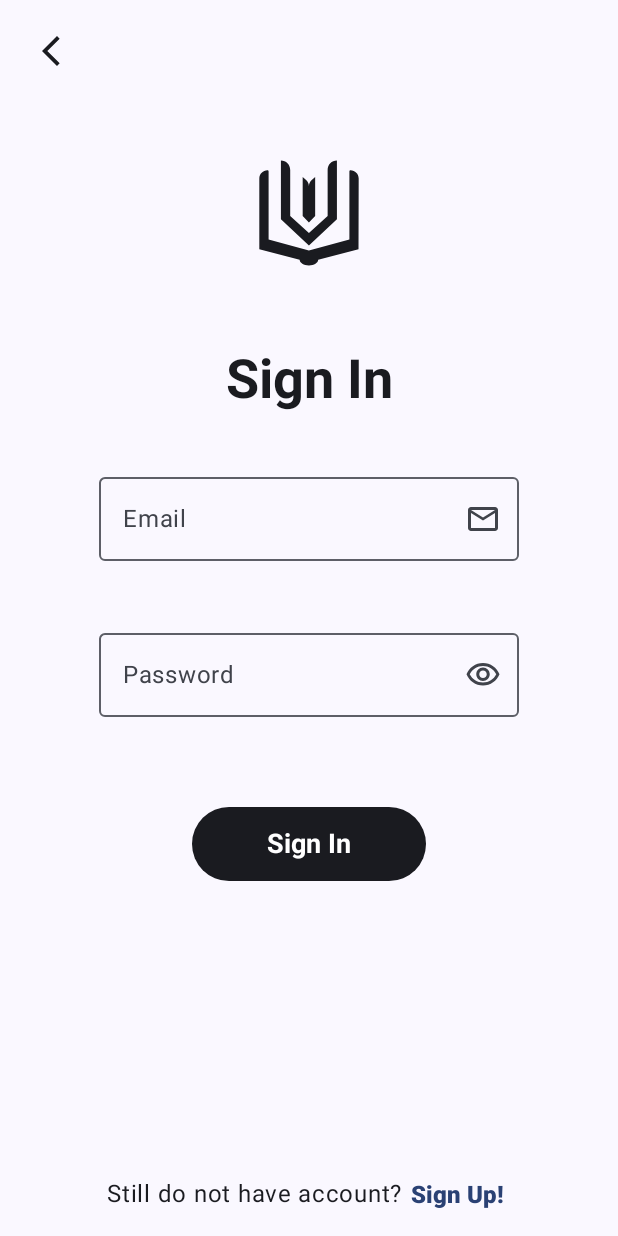
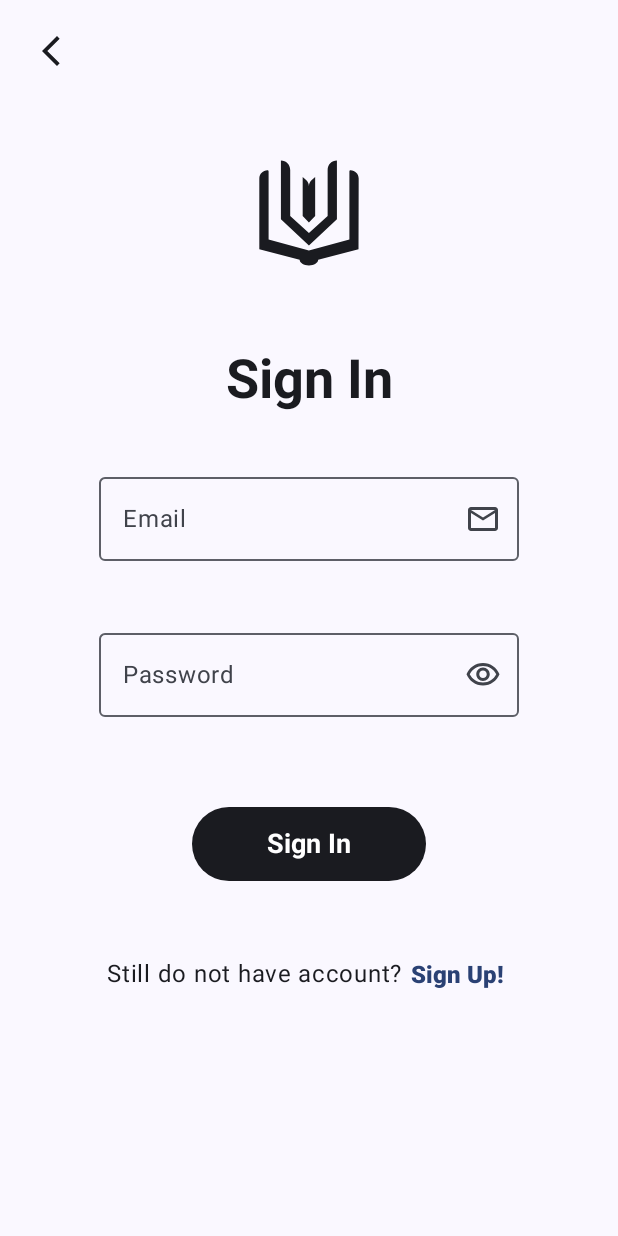
Before and after one commit to almerti/Egline, an Android app built with Jetpack Compose: the LoginScreen screen opened through its navigation route, on a phone screen of 412 x 824 dp. Run offline under Robolectric (Android 15) with nearby library versions, the phone set to English and light mode, and no system bars; our stand-ins replace Dagger/Hilt's generated code.

Commit message:
User tabs page (not final)

```diff
--- /dev/null
+++ b/app/src/main/java/almerti/egline/feature/favorite/BookItem.kt
@@ -0,0 +1,6 @@
+package almerti.egline.feature.favorite
+
+data class BookItem(
+    val bookId: Int,
+    val bookTitle: String,
+)
--- /dev/null
+++ b/app/src/main/java/almerti/egline/feature/favorite/FavoriteNavigator.kt
@@ -0,0 +1,16 @@
+package almerti.egline.feature.favorite
+
+import androidx.hilt.navigation.compose.hiltViewModel
+import androidx.navigation.NavGraphBuilder
+import androidx.navigation.compose.composable
+
+internal const val FAVORITE_ROUTE = "favorite"
+
+internal fun NavGraphBuilder.favoriteScreen() {
+    composable(FAVORITE_ROUTE) {
+        val viewModel: FavoriteViewModel = hiltViewModel<FavoriteViewModel>()
+        FavoriteScreen(
+            viewModel = viewModel,
+        )
+    }
+}
--- /dev/null
+++ b/app/src/main/java/almerti/egline/feature/favorite/FavoriteRoute.kt
@@ -0,0 +1,20 @@
+package almerti.egline.feature.favorite
+
+import androidx.navigation.NavController
+import androidx.navigation.NavGraphBuilder
+import androidx.navigation.navigation
+
+const val FAVORITE_GRAPH_ROUTE = "favorite_route"
+
+fun NavController.navigateToFavoriteGraph() {
+    navigate(FAVORITE_GRAPH_ROUTE)
+}
+
+fun NavGraphBuilder.favoriteGraph() {
+    navigation(
+        route = FAVORITE_GRAPH_ROUTE,
+        startDestination = FAVORITE_ROUTE,
+    ) {
+        favoriteScreen()
+    }
+}
--- a/app/src/main/java/almerti/egline/feature/login/LoginScreen.kt
+++ b/app/src/main/java/almerti/egline/feature/login/LoginScreen.kt
@@ -28,8 +28,11 @@ import androidx.compose.ui.unit.sp
 import almerti.egline.ui.components.PasswordField
 import android.annotation.SuppressLint
 import android.graphics.drawable.Icon
+import androidx.compose.foundation.layout.IntrinsicSize
 import androidx.compose.foundation.layout.Spacer
 import androidx.compose.foundation.layout.fillMaxWidth
+import androidx.compose.foundation.rememberScrollState
+import androidx.compose.foundation.verticalScroll
 import androidx.compose.material.icons.Icons
 import androidx.compose.material.icons.outlined.Deck
 import androidx.compose.material.icons.outlined.Email
@@ -52,7 +55,8 @@ fun LoginScreen(
         Column(
             modifier = Modifier
                 .padding(16.dp)
-                .fillMaxSize(),
+                .fillMaxSize()
+                .verticalScroll(rememberScrollState()),
             horizontalAlignment = Alignment.CenterHorizontally,
         ) {
             val state = viewModel.state
@@ -118,7 +122,6 @@ fun LoginScreen(
                         viewModel.onEvent(LoginFormEvent.Submit)
                     },
                 )
-                Spacer(modifier = Modifier.weight(1f))
                 AuthBottomMessage(
                     text1 = stringResource(id = R.string.register_message_part1),
                     text2 = stringResource(id = R.string.register_message_part2),
--- a/app/src/main/java/almerti/egline/feature/register/RegisterScreen.kt
+++ b/app/src/main/java/almerti/egline/feature/register/RegisterScreen.kt
@@ -27,6 +27,8 @@ import androidx.compose.ui.unit.sp
 import almerti.egline.ui.components.PasswordField
 import android.annotation.SuppressLint
 import androidx.compose.foundation.layout.fillMaxWidth
+import androidx.compose.foundation.rememberScrollState
+import androidx.compose.foundation.verticalScroll
 import androidx.compose.material.icons.Icons
 import androidx.compose.material.icons.outlined.Email
 import androidx.compose.material.icons.outlined.Person
@@ -48,7 +50,8 @@ fun RegisterScreen(
         Column(
             modifier = Modifier
                 .padding(16.dp)
-                .fillMaxSize(),
+                .fillMaxSize()
+                .verticalScroll(rememberScrollState()),
             horizontalAlignment = Alignment.CenterHorizontally,
         ) {
             val state = viewModel.state
--- a/app/src/main/java/almerti/egline/navigation/RootNavHost.kt
+++ b/app/src/main/java/almerti/egline/navigation/RootNavHost.kt
@@ -19,7 +19,6 @@ import androidx.navigation.compose.rememberNavController
 
 @Composable
 fun RootNavHost(
-    modifier: Modifier = Modifier,
     rootController: NavHostController = rememberNavController(),
 ) {
     NavHost(
--- a/app/src/main/java/almerti/egline/navigation/navbar/MenuNavBarState.kt
+++ b/app/src/main/java/almerti/egline/navigation/navbar/MenuNavBarState.kt
@@ -1,5 +1,6 @@
 package almerti.egline.navigation.navbar
 
+import almerti.egline.feature.favorite.FAVORITE_GRAPH_ROUTE
 import almerti.egline.feature.settings.SETTINGS_GRAPH_ROUTE
 import android.annotation.SuppressLint
 import androidx.compose.runtime.Composable
@@ -13,13 +14,12 @@ import kotlinx.coroutines.flow.map
 
 const val CATALOG_BROWSER_GRAPH_ROUTE = "catalog_browser"
 const val SAVED_GRAPH_ROUTE = "saved"
-const val FAVORITES_GRAPH_ROUTE = "favorites"
 const val PROFILE_GRAPH_ROUTE = "profile"
 
 @Stable
-internal class NavigationBarState(private val navController : NavController) {
+internal class NavigationBarState(private val navController: NavController) {
     private val navigationBarRoutes = listOf(
-        FAVORITES_GRAPH_ROUTE,
+        FAVORITE_GRAPH_ROUTE,
         CATALOG_BROWSER_GRAPH_ROUTE,
         SAVED_GRAPH_ROUTE,
         PROFILE_GRAPH_ROUTE,
@@ -28,7 +28,7 @@ internal class NavigationBarState(private val navController : NavController) {
 
 
     @SuppressLint("RestrictedApi")
-    fun isRouteSelected(route : String) : Flow<Boolean> {
+    fun isRouteSelected(route: String): Flow<Boolean> {
         return navController.currentBackStack.map {backStack ->
             backStack
                 .map {it.destination.route}
@@ -38,7 +38,7 @@ internal class NavigationBarState(private val navController : NavController) {
     }
 
 
-    fun openRoute(route : String) {
+    fun openRoute(route: String) {
         navController.navigate(route) {
             popUpTo(navController.graph.findStartDestination().id) {
                 saveState = true
@@ -50,7 +50,7 @@ internal class NavigationBarState(private val navController : NavController) {
 }
 
 @Composable
-internal fun rememberNavigationBarState(navController : NavController) : NavigationBarState {
+internal fun rememberNavigationBarState(navController: NavController): NavigationBarState {
     return remember(navController) {
         NavigationBarState(navController)
     }
--- a/app/src/main/java/almerti/egline/navigation/navbar/MenuNavHost.kt
+++ b/app/src/main/java/almerti/egline/navigation/navbar/MenuNavHost.kt
@@ -1,5 +1,7 @@
 package almerti.egline.navigation.navbar
 
+import almerti.egline.feature.favorite.FAVORITE_GRAPH_ROUTE
+import almerti.egline.feature.favorite.favoriteGraph
 import almerti.egline.feature.settings.settingsGraph
 import androidx.compose.foundation.layout.Arrangement
 import androidx.compose.foundation.layout.Column
@@ -31,9 +33,7 @@ fun MenuNavHost(
             startDestination = CATALOG_BROWSER_GRAPH_ROUTE,
         ) {
 
-            composable(FAVORITES_GRAPH_ROUTE) {
-                BooksScreen(navController)
-            }
+            favoriteGraph()
 
             composable(SAVED_GRAPH_ROUTE) {
                 SavedScreen(navController)
--- a/app/src/main/java/almerti/egline/navigation/navbar/NavigationBar.kt
+++ b/app/src/main/java/almerti/egline/navigation/navbar/NavigationBar.kt
@@ -1,5 +1,6 @@
 package almerti.egline.navigation.navbar
 
+import almerti.egline.feature.favorite.FAVORITE_GRAPH_ROUTE
 import almerti.egline.feature.settings.SETTINGS_GRAPH_ROUTE
 import androidx.compose.animation.AnimatedContent
 import androidx.compose.animation.core.tween
@@ -34,7 +35,7 @@ import androidx.navigation.compose.rememberNavController
 fun BottomNavBar(navController : NavHostController) {
     val state = rememberNavigationBarState(navController)
     NavigationBar {
-        val isFavoritesSelected by state.isRouteSelected(FAVORITES_GRAPH_ROUTE)
+        val isFavoritesSelected by state.isRouteSelected(FAVORITE_GRAPH_ROUTE)
             .collectAsState(initial = false)
 
         val favoritesIcon =
@@ -46,7 +47,7 @@ fun BottomNavBar(navController : NavHostController) {
             },
             label = {Text("Favorites")},
             selected = isFavoritesSelected,
-            onClick = {state.openRoute(FAVORITES_GRAPH_ROUTE)},
+            onClick = {state.openRoute(FAVORITE_GRAPH_ROUTE)},
         )
 
         val isBrowserSelected by state.isRouteSelected(CATALOG_BROWSER_GRAPH_ROUTE)
--- a/app/src/main/java/almerti/egline/ui/components/AuthBottomMessage.kt
+++ b/app/src/main/java/almerti/egline/ui/components/AuthBottomMessage.kt
@@ -1,12 +1,16 @@
 package almerti.egline.ui.components
 
+import androidx.compose.foundation.layout.Arrangement
 import androidx.compose.foundation.layout.PaddingValues
 import androidx.compose.foundation.layout.Row
+import androidx.compose.foundation.layout.fillMaxWidth
 import androidx.compose.foundation.layout.height
+import androidx.compose.foundation.layout.padding
 import androidx.compose.material3.MaterialTheme
 import androidx.compose.material3.Text
 import androidx.compose.material3.TextButton
 import androidx.compose.runtime.Composable
+import androidx.compose.ui.Alignment
 import androidx.compose.ui.Modifier
 import androidx.compose.ui.graphics.RectangleShape
 import androidx.compose.ui.text.TextStyle
@@ -20,7 +24,12 @@ fun AuthBottomMessage(
     text2: String,
     navigateToGraph: () -> Unit
 ) {
-    Row {
+    Row(
+        modifier = Modifier
+            .fillMaxWidth()
+            .padding(top = 50.dp),
+        horizontalArrangement = Arrangement.Center,
+    ) {
         Text(
             text = text1,
         )
```
Also changed, not shown: app/src/main/java/almerti/egline/feature/favorite/FavoriteEvent.kt (added, +8 -0 lines), app/src/main/java/almerti/egline/feature/favorite/FavoriteScreen.kt (added, +90 -0 lines), app/src/main/java/almerti/egline/feature/favorite/FavoriteState.kt (added, +9 -0 lines), app/src/main/java/almerti/egline/feature/favorite/FavoriteViewModel.kt (added, +81 -0 lines), app/src/main/java/almerti/egline/feature/favorite/components/FavoriteBooks.kt (added, +89 -0 lines), app/src/main/java/almerti/egline/feature/favorite/components/FavoriteFoldersSlider.kt (added, +76 -0 lines).
